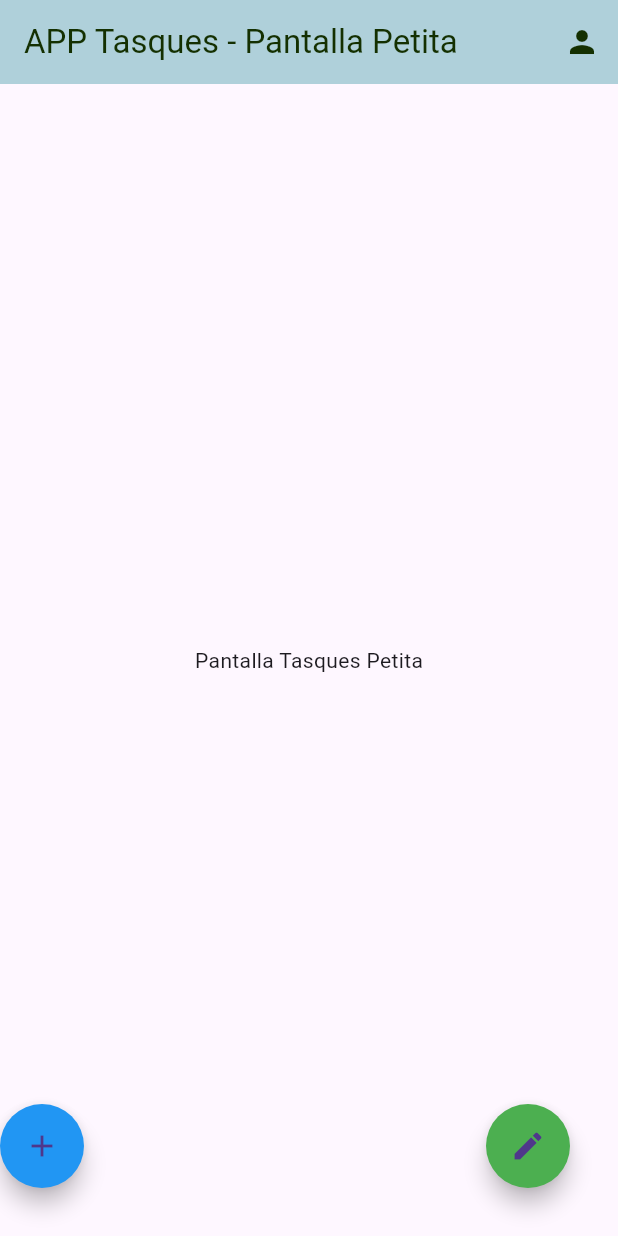
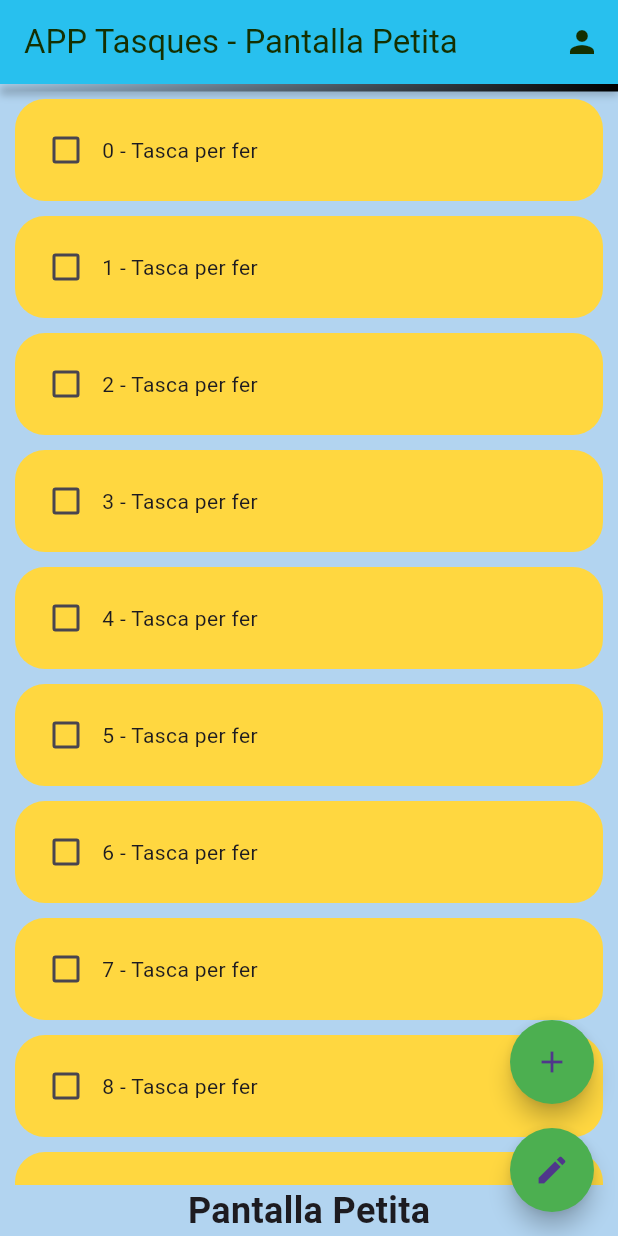
Before and after one commit to hectoRAlvarez-DAM/app_tasques, a Flutter app: the screen it shows after launch, on a phone screen of 412 x 824 dp. Run offline on Flutter 3.47's test engine with Material 3 defaults, Android fonts, the phone set to English and light mode, and no system bars.

Commit message:
ITEM_TASCA

```diff
--- a/flutter_application_1/lib/colores.dart
+++ b/flutter_application_1/lib/colores.dart
@@ -1,8 +1,8 @@
 import 'dart:ui';
 
 class Colores {
-  static const Color principal = Color(0xFF2196F3);
+  static const Color principal = Color.fromARGB(255, 178, 212, 240);
   static const Color secundario = Color(0xFF4CAF50);
   static const Color alerta = Color(0xFFF44336);
-  static const Color app = Color.fromARGB(255, 175, 208, 218);
+  static const Color app = Color.fromARGB(255, 40, 192, 238);
 }
--- /dev/null
+++ b/flutter_application_1/lib/components/item_tasca.dart
@@ -0,0 +1,55 @@
+import 'package:flutter/material.dart';
+
+class ItemTasca extends StatefulWidget {
+final String valorText;
+
+final bool valorInicialCheckbox;
+const ItemTasca({
+  super.key,
+  this.valorInicialCheckbox = false,
+  this.valorText = " ",
+});
+
+
+
+
+@override
+  State<ItemTasca> createState() => _ItemTascaState();
+}
+
+class _ItemTascaState extends State<ItemTasca> {
+
+late bool valorCheckbox;
+@override
+  void initState() {
+    // TODO: implement initState
+
+    super.initState();
+    valorCheckbox = widget.valorInicialCheckbox;
+  }
+
+  @override
+  Widget build(BuildContext context) {
+    return Container(
+    margin: const EdgeInsets.symmetric(vertical: 5.0, horizontal: 10.0),
+      padding: const EdgeInsets.all(10.0),
+      decoration: BoxDecoration(
+        color: Colors.amberAccent,
+        borderRadius: BorderRadius.circular(20),
+
+      ),
+      child: Row(
+        children: [
+          Checkbox(value: valorCheckbox,
+          onChanged: (valor){
+            setState(() {
+              valorCheckbox = valor ?? false;
+            });
+          },
+          ),
+          Text(widget.valorText + " - Tasca per fer"),
+        ],
+      ),
+    );
+  }
+}
--- a/flutter_application_1/lib/paginas/mida_mijana.dart
+++ b/flutter_application_1/lib/paginas/mida_mijana.dart
@@ -11,8 +11,8 @@ class _MyWidgetState extends State<MidaMijana> {
   @override
   Widget build(BuildContext context) {
     return const Scaffold(
-      body: Center(
-        child: Text('Mida Mijana'),
+      body: Column(
+
       ),
     );
   }
--- a/flutter_application_1/lib/paginas/pantalla_tasques_petita.dart
+++ b/flutter_application_1/lib/paginas/pantalla_tasques_petita.dart
@@ -1,5 +1,6 @@
 import 'package:flutter/material.dart';
 import 'package:flutter_application_1/colores.dart';
+import 'package:flutter_application_1/components/item_tasca.dart';
 
 class PantallaTasquesPetita extends StatefulWidget {
   const PantallaTasquesPetita({super.key});
@@ -12,6 +13,7 @@ class _MyWidgetState extends State<PantallaTasquesPetita> {
   @override
   Widget build(BuildContext context) {
     return Scaffold(
+      backgroundColor: Colores.principal,
       appBar: AppBar(
         title: const Text('APP Tasques - Pantalla Petita',style: TextStyle(color: Color.fromARGB(255, 20, 48, 1)),),
         backgroundColor: Colores.app,
@@ -25,28 +27,61 @@ class _MyWidgetState extends State<PantallaTasquesPetita> {
           ),
         ],
       ),
-      body: Center(
-        child: const Text('Pantalla Tasques Petita'),
+      body: Column(
+        children: [
+          Container(
+            width: double.infinity,
+            height: 5,
+            decoration: const BoxDecoration(
+              gradient: LinearGradient(
+                colors: [
+                  Colors.transparent,
+                  Colors.black,
+                ],
+                begin: Alignment.centerLeft,
+                end: Alignment.centerRight,
               ),
-      floatingActionButton: Row(
-        mainAxisAlignment: MainAxisAlignment.spaceBetween,
+              boxShadow: [
+                BoxShadow(
+                  color: Colors.black26,
+                  blurRadius: 4,
+                  offset: Offset(0, 2),
+                ),
+              ]
+            ),
+          ),
+          Expanded(
+            child: ListView.builder(
+              itemCount: 20,
+              itemBuilder: (context, Index) {
+                return ItemTasca(
+                  valorText: Index.toString(),
+                );
+
+              },
+
+
+              ),
+          ),
+          Text("Pantalla Petita", style: TextStyle(fontSize: 24, fontWeight: FontWeight.bold),),
+
+        ],
+      ),
+      floatingActionButton: Column(
+        mainAxisAlignment: MainAxisAlignment.end,
         children: <Widget>[
-          Padding(
-            padding: const EdgeInsets.only(bottom: 16, left: 16),
-            child: FloatingActionButton(
+          FloatingActionButton(
             onPressed: () {
               // Acción del primer botón
               print('Primer botón presionado');
             },
             child: const Icon(Icons.add),
-              backgroundColor: Colors.blue,
+            backgroundColor: Colores.secundario,
             shape: CircleBorder(),
 
           ),
-          ),
-          Padding(
-            padding: const EdgeInsets.only(bottom: 16, right: 16),
-            child: FloatingActionButton(
+          SizedBox(height: 16), // Espacio entre los botones
+          FloatingActionButton(
             onPressed: () {
               // Acción del segundo botón
               print('Segundo botón presionado');
@@ -55,8 +90,6 @@ class _MyWidgetState extends State<PantallaTasquesPetita> {
             backgroundColor: Colors.green,
             shape: CircleBorder(),
           ),
-
-          ),
         ],
 
       ),
```
Lines whose indentation alone changed are shown as unchanged.
